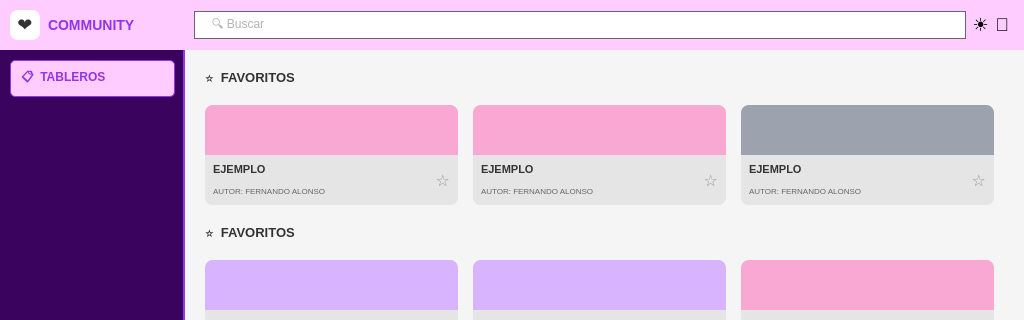
Before: the Qt Designer form interfaces/.ui/home_community.ui in moramirete/Community, drawn with Qt 5; both pictures show x 0 to 1024 and y 0 to 320 of the 1024 by 768 pixel window.
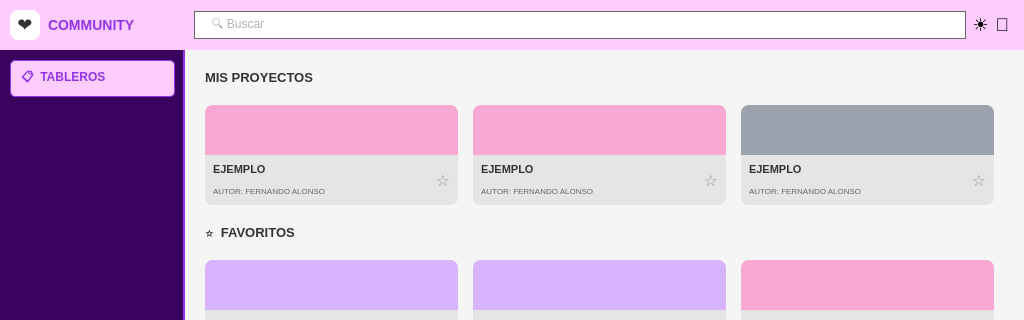
After: the same form once the commit is applied.

Diff of the .ui file:
```diff
--- a/interfaces/.ui/home_community.ui
+++ b/interfaces/.ui/home_community.ui
@@ -375,7 +375,7 @@
                 <string>font-size: 13px; font-weight: bold; color: #333;</string>
                </property>
                <property name="text">
-                <string>⭐  FAVORITOS</string>
+                <string>MIS PROYECTOS</string>
                </property>
               </widget>
              </item>
```
